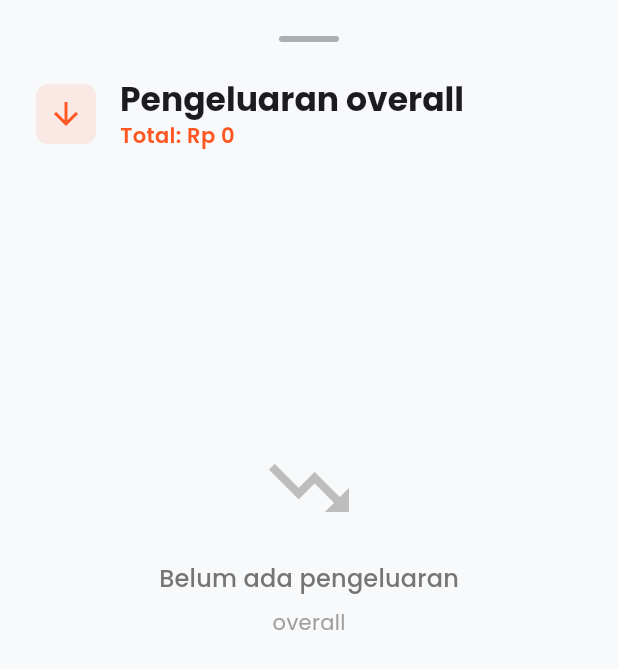
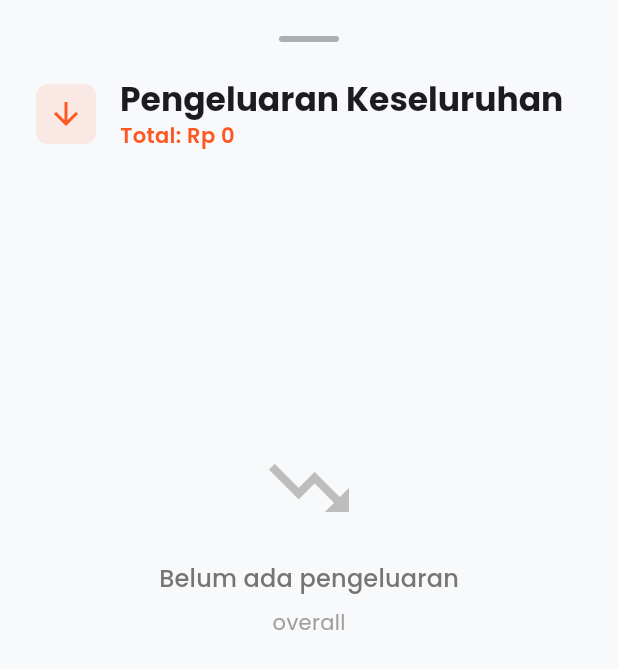
Before and after one commit to EnvRfli/expense_tracker_app, a Flutter app: the _FilteredTransactionsSheet widget shown alone on an empty page, opened directly with empty values, on a phone screen of 412 x 824 dp. Shown: the top 669 px of the screen. Run offline on Flutter 3.47's test engine with Material 3 defaults, Android fonts, the phone set to English and light mode, and no system bars; our stand-ins replace device_info_plus, file_picker, fl_chart, flutter_local_notifications, google_fonts, google_sign_in and 7 more; missing offline and left inert: googleapis; accounts and stored records are empty; statements that could not run were skipped.

Commit message:
feat: Add combined titles for filtered transactions in localization

```diff
--- a/lib/l10n/app_localizations.dart
+++ b/lib/l10n/app_localizations.dart
@@ -50,6 +50,12 @@ abstract class AppLocalizations {
     'no_expenses_this_month': 'Belum ada pengeluaran bulan ini',
     'no_income_expense': 'Belum ada {type}',
     'no_income_expense_period': '{period}',
+
+    // Combined titles for filtered transactions
+    'income_this_month': 'Pemasukan Bulan Ini',
+    'expense_this_month': 'Pengeluaran Bulan Ini',
+    'income_overall': 'Pemasukan Keseluruhan',
+    'expense_overall': 'Pengeluaran Keseluruhan',
 
     // Transactions
     'add_transaction': 'Tambah Transaksi',
@@ -236,6 +242,12 @@ abstract class AppLocalizations {
     'no_income_expense': 'No {type} yet',
     'no_income_expense_period': '{period}',
 
+    // Combined titles for filtered transactions
+    'income_this_month': 'This Month Income',
+    'expense_this_month': 'This Month Expense',
+    'income_overall': 'Overall Income',
+    'expense_overall': 'Overall Expense',
+
     // Transactions
     'add_transaction': 'Add Transaction',
     'edit_transaction': 'Edit Transaction',
--- a/lib/widgets/dashboard_widgets.dart
+++ b/lib/widgets/dashboard_widgets.dart
@@ -305,7 +305,7 @@ class _FilteredTransactionsSheet extends StatelessWidget {
                   crossAxisAlignment: CrossAxisAlignment.start,
                   children: [
                     Text(
-                      '${isIncome ? context.tr('income') : context.tr('expense')} ${_getDisplayTitle(context)}',
+                      _getTransactionTitle(context),
                       style: Theme.of(context).textTheme.titleLarge?.copyWith(
                             fontWeight: FontWeight.bold,
                           ),
@@ -341,7 +341,6 @@ class _FilteredTransactionsSheet extends StatelessWidget {
           ),
           const SizedBox(height: AppSizes.paddingLarge),
 
-          // Transaction List
           Expanded(
             child: Consumer3<ExpenseProvider, IncomeProvider, CategoryProvider>(
               builder: (context, expenseProvider, incomeProvider,
@@ -493,6 +492,24 @@ class _FilteredTransactionsSheet extends StatelessWidget {
       return context.tr('this_month');
     } else {
       return context.tr('overall');
+    }
+  }
+
+  String _getTransactionTitle(BuildContext context) {
+    if (dateRange != null) {
+      final start = dateRange!.start;
+      final end = dateRange!.end;
+      final dateRangeText =
+          '${start.day}/${start.month}/${start.year} - ${end.day}/${end.month}/${end.year}';
+      return '${isIncome ? context.tr('income') : context.tr('expense')} $dateRangeText';
+    } else if (showCurrentMonth) {
+      return isIncome
+          ? context.tr('income_this_month')
+          : context.tr('expense_this_month');
+    } else {
+      return isIncome
+          ? context.tr('income_overall')
+          : context.tr('expense_overall');
     }
   }
 
```
